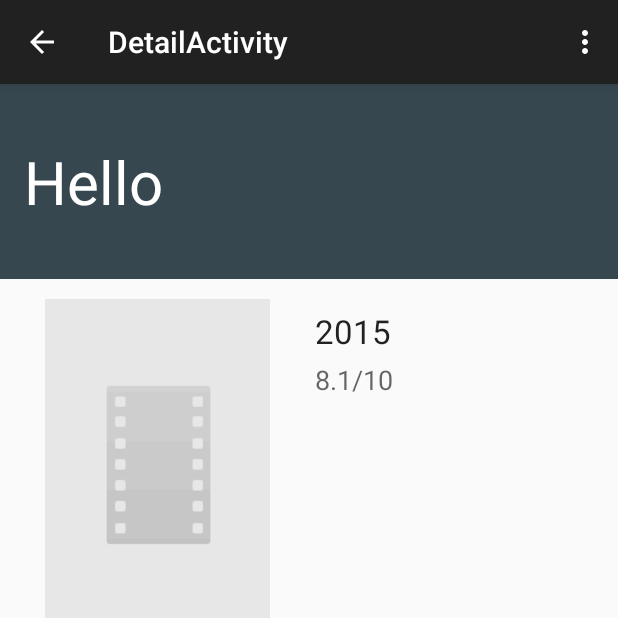
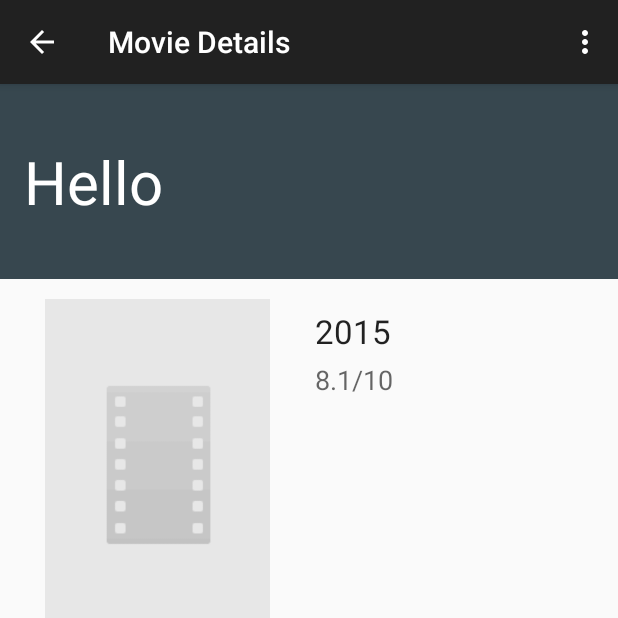
Before and after one commit to AbKDs/Popular-Movies, an Android app: the DetailActivity screen opened directly, with no data from a screen before it, on a phone screen of 412 x 824 dp, the top half of it. Run offline under Robolectric (Android 15) with nearby library versions, the phone set to English and light mode, and no system bars; our stand-ins replace Picasso; pictures from the network do not load; 6 statements that could not run were skipped.

Commit message:
Change Detail Fragment title to Movie Details
Added code to change the title of the detail activity fragment
which now has the title of "Movie Details".

```diff
--- a/app/src/main/java/com/gmail/abhishekdas1503/email/popularmovies/DetailActivity.java
+++ b/app/src/main/java/com/gmail/abhishekdas1503/email/popularmovies/DetailActivity.java
@@ -6,12 +6,17 @@ import android.view.Menu;
 import android.view.MenuItem;
 
 public class DetailActivity extends AppCompatActivity {
+    @Override
+    public void setTitle(CharSequence title) {
+        super.setTitle(title);
+    }
 
     @Override
     protected void onCreate(Bundle savedInstanceState) {
         super.onCreate(savedInstanceState);
         setContentView(R.layout.activity_detail);
 
+        setTitle("Movie Details");
         // If no past savedState available attach a new fragment
         if (savedInstanceState == null) {
             getFragmentManager().beginTransaction()
```
